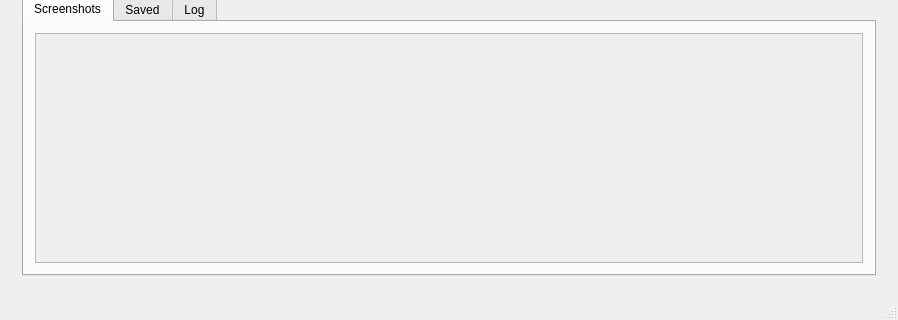
This is mainwindow.ui in labyrinthofdreams/screenpicker as Qt 5 draws it before an edit; both pictures show x 0 to 898 and y 201 to 521 of the 898 by 521 pixel window. The edited form follows.
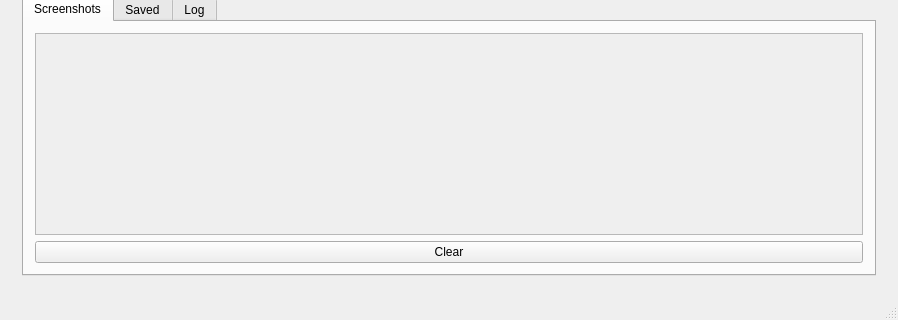
This is the edited form. The open tabs and pages were chosen to show the change. Custom widgets are drawn as their Qt base class.

Commit message: Added "clear" button to UI to remove unsaved widgets

What changed in the file:
```diff
--- a/mainwindow.ui
+++ b/mainwindow.ui
@@ -230,7 +230,7 @@
                  <x>0</x>
                  <y>0</y>
                  <width>852</width>
-                 <height>261</height>
+                 <height>232</height>
                 </rect>
                </property>
                <layout class="QVBoxLayout" name="verticalLayout_8">
@@ -241,6 +241,16 @@
               </widget>
              </widget>
             </item>
+            <item>
+             <widget class="QPushButton" name="clearThumbsButton">
+              <property name="toolTip">
+               <string>Clear all unsaved thumbnails</string>
+              </property>
+              <property name="text">
+               <string>Clear</string>
+              </property>
+             </widget>
+            </item>
            </layout>
           </widget>
           <widget class="QWidget" name="second">
```
Left out of the diff: 2 changed lines with no effect on the pictures.
